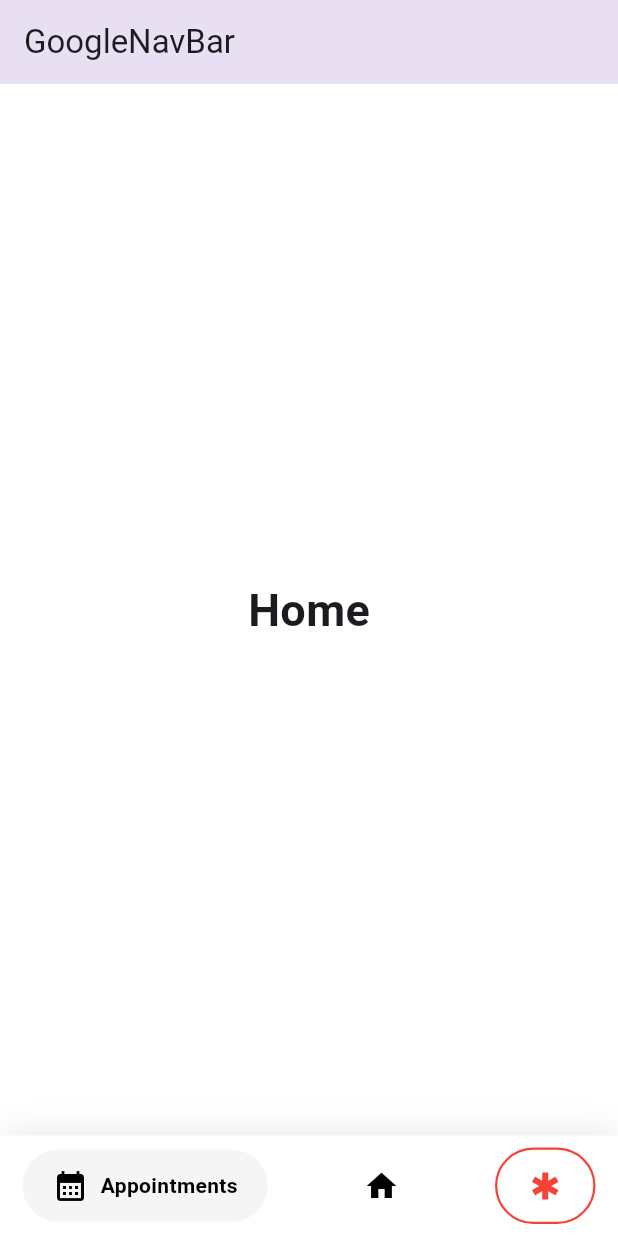
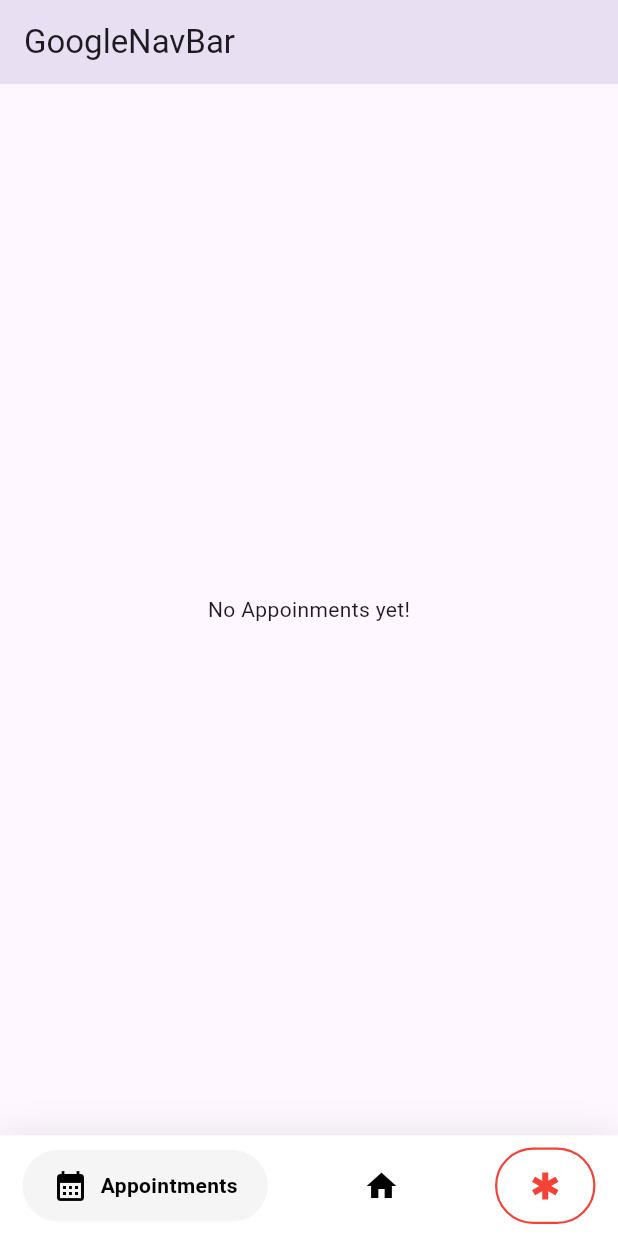
Before and after one commit to ZahreddenZromly/Quadro, a Flutter app: the screen it shows after launch, on a phone screen of 412 x 824 dp. Run offline on Flutter 3.47's test engine with Material 3 defaults, Android fonts, the light colour scheme and no system bars; drawn by our look-alikes of google_nav_bar.

Commit message:
Add Navbar Screens

```diff
--- a/lib/components/navbar.dart
+++ b/lib/components/navbar.dart
@@ -1,6 +1,9 @@
 import 'package:flutter/cupertino.dart';
 import 'package:flutter/material.dart';
 import 'package:google_nav_bar/google_nav_bar.dart';
+import 'package:quadro/screens/appointments_screen.dart';
+import 'package:quadro/screens/help_screen.dart';
+import 'package:quadro/screens/home_screen.dart';
 
 class NavBar extends StatefulWidget {
   const NavBar({super.key});
@@ -14,22 +17,9 @@ class _NavBarState extends State<NavBar> {
   static const TextStyle optionStyle =
       TextStyle(fontSize: 30, fontWeight: FontWeight.w600);
   static const List<Widget> _widgetOptions = <Widget>[
-    Text(
-      'Home',
-      style: optionStyle,
-    ),
-    Text(
-      'Likes',
-      style: optionStyle,
-    ),
-    Text(
-      'Search',
-      style: optionStyle,
-    ),
-    Text(
-      'Profile',
-      style: optionStyle,
-    ),
+    AppointmentsScreen(),
+    HomeScreen(),
+    HelpScreen(),
   ];
 
   @override
--- /dev/null
+++ b/lib/screens/appointments_screen.dart
@@ -0,0 +1,15 @@
+import 'package:flutter/cupertino.dart';
+import 'package:flutter/material.dart';
+
+class AppointmentsScreen extends StatelessWidget {
+  const AppointmentsScreen({super.key});
+
+  @override
+  Widget build(BuildContext context) {
+    return Scaffold(
+      body: Center(
+        child: Text('No Appoinments yet!'),
+      ),
+    );
+  }
+}
```
Also changed, not shown: lib/screens/help_screen.dart (added, +15 -0 lines), lib/screens/home_screen.dart (added, +15 -0 lines).
